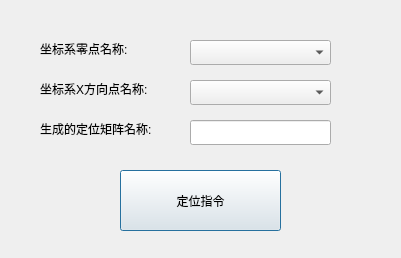
Old version of the form keycoorddlg.ui in the repository qubo188612/qtwelding.
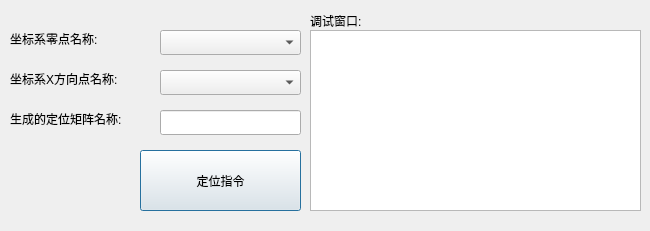
New version of the form.

```diff
--- a/keycoorddlg.ui
+++ b/keycoorddlg.ui
@@ -6,8 +6,8 @@
    <rect>
     <x>0</x>
     <y>0</y>
-    <width>401</width>
-    <height>258</height>
+    <width>650</width>
+    <height>231</height>
    </rect>
   </property>
   <property name="windowTitle">
@@ -16,8 +16,8 @@
   <widget class="QLabel" name="label">
    <property name="geometry">
     <rect>
-     <x>40</x>
-     <y>40</y>
+     <x>10</x>
+     <y>30</y>
      <width>111</width>
      <height>17</height>
     </rect>
@@ -29,8 +29,8 @@
   <widget class="QPushButton" name="pushButton">
    <property name="geometry">
     <rect>
-     <x>120</x>
-     <y>170</y>
+     <x>140</x>
+     <y>150</y>
      <width>161</width>
      <height>61</height>
     </rect>
@@ -42,8 +42,8 @@
   <widget class="QComboBox" name="comboBox_pointo">
    <property name="geometry">
     <rect>
-     <x>190</x>
-     <y>40</y>
+     <x>160</x>
+     <y>30</y>
      <width>141</width>
      <height>25</height>
     </rect>
@@ -52,8 +52,8 @@
   <widget class="QLabel" name="label_2">
    <property name="geometry">
     <rect>
-     <x>40</x>
-     <y>80</y>
+     <x>10</x>
+     <y>70</y>
      <width>141</width>
      <height>17</height>
     </rect>
@@ -65,8 +65,8 @@
   <widget class="QComboBox" name="comboBox_pointx">
    <property name="geometry">
     <rect>
-     <x>190</x>
-     <y>80</y>
+     <x>160</x>
+     <y>70</y>
      <width>141</width>
      <height>25</height>
     </rect>
@@ -75,8 +75,8 @@
   <widget class="QLineEdit" name="name">
    <property name="geometry">
     <rect>
-     <x>190</x>
-     <y>120</y>
+     <x>160</x>
+     <y>110</y>
      <width>141</width>
      <height>25</height>
     </rect>
@@ -85,8 +85,8 @@
   <widget class="QLabel" name="label_1">
    <property name="geometry">
     <rect>
-     <x>40</x>
-     <y>120</y>
+     <x>10</x>
+     <y>110</y>
      <width>151</width>
      <height>17</height>
     </rect>
@@ -95,6 +95,29 @@
     <string>生成的定位矩阵名称:</string>
    </property>
   </widget>
+  <widget class="QLabel" name="label_3">
+   <property name="geometry">
+    <rect>
+     <x>310</x>
+     <y>12</y>
+     <width>67</width>
+     <height>17</height>
+    </rect>
+   </property>
+   <property name="text">
+    <string>调试窗口:</string>
+   </property>
+  </widget>
+  <widget class="QTextBrowser" name="record">
+   <property name="geometry">
+    <rect>
+     <x>310</x>
+     <y>30</y>
+     <width>331</width>
+     <height>181</height>
+    </rect>
+   </property>
+  </widget>
  </widget>
  <resources/>
  <connections/>
```
